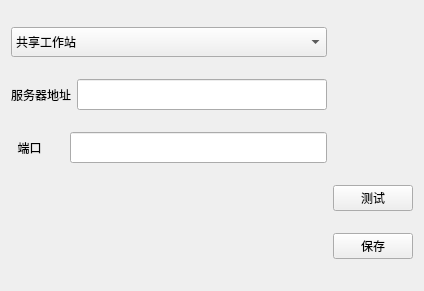
Old version of the form client/原始图形界面文件/chooseserver.ui in the repository Yecgaa1/UnitAi-Project.
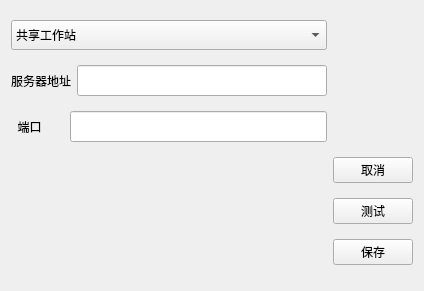
New version of the form.

Patch:
```diff
--- a/client/原始图形界面文件/chooseserver.ui
+++ b/client/原始图形界面文件/chooseserver.ui
@@ -93,13 +93,20 @@
     </layout>
    </item>
    <item row="3" column="1">
+    <widget class="QPushButton" name="test_2">
+     <property name="text">
+      <string>取消</string>
+     </property>
+    </widget>
+   </item>
+   <item row="4" column="1">
     <widget class="QPushButton" name="test">
      <property name="text">
       <string>测试</string>
      </property>
     </widget>
    </item>
-   <item row="4" column="1">
+   <item row="5" column="1">
     <widget class="QPushButton" name="save">
      <property name="text">
       <string>保存</string>
```
